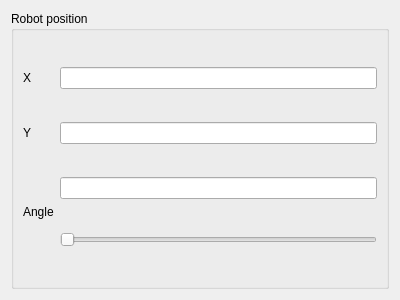
Before: the Qt Designer form robotpropswidget.ui in cogip/cogip-gui, drawn with Qt 5.
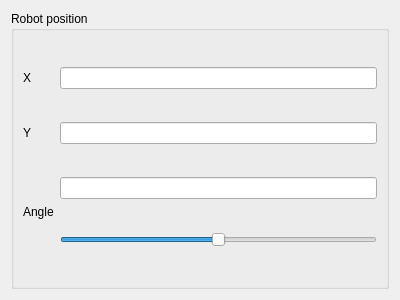
After: the same form once the commit is applied.

Commit message: all: Tune some constant ranges

```diff
--- a/robotpropswidget.ui
+++ b/robotpropswidget.ui
@@ -36,8 +36,11 @@
       </item>
       <item row="3" column="1">
        <widget class="QSlider" name="horizontalSliderAngle">
+        <property name="minimum">
+         <number>-180</number>
+        </property>
         <property name="maximum">
-         <number>359</number>
+         <number>179</number>
         </property>
         <property name="orientation">
          <enum>Qt::Horizontal</enum>
```
The commit also changes 2 other files.
